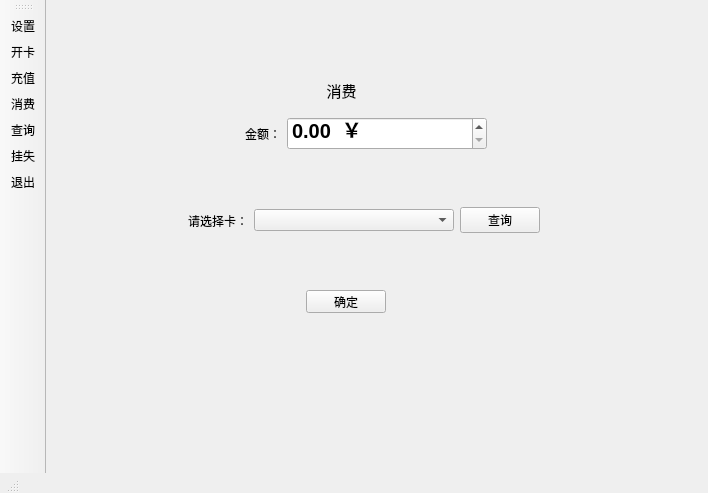
Qt form mainwindow.ui (typingbugs/CardManageSystem) before a commit.
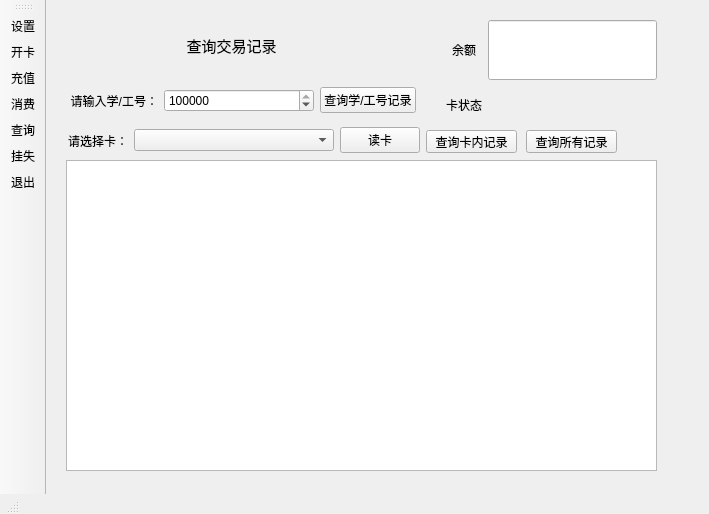
The same form after that commit.

Commit message: 完成查询功能的“使用学/工号查询”和“查询卡的所有记录”功能；还未完成卡内记录查询

Diff of the .ui file:
```diff
--- a/mainwindow.ui
+++ b/mainwindow.ui
@@ -6,8 +6,8 @@
    <rect>
     <x>0</x>
     <y>0</y>
-    <width>708</width>
-    <height>493</height>
+    <width>709</width>
+    <height>514</height>
    </rect>
   </property>
   <property name="windowTitle">
@@ -17,8 +17,8 @@
    <widget class="QStackedWidget" name="stackedWidget">
     <property name="geometry">
      <rect>
-      <x>-50</x>
-      <y>-40</y>
+      <x>-40</x>
+      <y>0</y>
       <width>701</width>
       <height>481</height>
      </rect>
@@ -27,7 +27,7 @@
      <bool>true</bool>
     </property>
     <property name="currentIndex">
-     <number>2</number>
+     <number>3</number>
     </property>
     <widget class="QWidget" name="quitAppPage">
      <widget class="QPushButton" name="confirmQuitButton">
@@ -416,6 +416,243 @@
       </property>
      </widget>
     </widget>
+    <widget class="QWidget" name="queryPage">
+     <widget class="QTableWidget" name="queryResultTable">
+      <property name="geometry">
+       <rect>
+        <x>60</x>
+        <y>160</y>
+        <width>591</width>
+        <height>311</height>
+       </rect>
+      </property>
+     </widget>
+     <widget class="QPushButton" name="cardRecordQueryButton">
+      <property name="geometry">
+       <rect>
+        <x>420</x>
+        <y>130</y>
+        <width>91</width>
+        <height>23</height>
+       </rect>
+      </property>
+      <property name="text">
+       <string>查询卡内记录</string>
+      </property>
+     </widget>
+     <widget class="QPushButton" name="userRecordQueryButton">
+      <property name="geometry">
+       <rect>
+        <x>520</x>
+        <y>130</y>
+        <width>91</width>
+        <height>23</height>
+       </rect>
+      </property>
+      <property name="text">
+       <string>查询所有记录</string>
+      </property>
+     </widget>
+     <widget class="QWidget" name="horizontalLayoutWidget_5">
+      <property name="geometry">
+       <rect>
+        <x>60</x>
+        <y>120</y>
+        <width>354</width>
+        <height>41</height>
+       </rect>
+      </property>
+      <layout class="QHBoxLayout" name="horizontalLayout_8">
+       <item>
+        <widget class="QLabel" name="label_12">
+         <property name="text">
+          <string>请选择卡：</string>
+         </property>
+         <property name="alignment">
+          <set>Qt::AlignmentFlag::AlignRight|Qt::AlignmentFlag::AlignTrailing|Qt::AlignmentFlag::AlignVCenter</set>
+         </property>
+        </widget>
+       </item>
+       <item>
+        <widget class="QComboBox" name="queryCardIdBox">
+         <property name="minimumSize">
+          <size>
+           <width>200</width>
+           <height>0</height>
+          </size>
+         </property>
+         <property name="maximumSize">
+          <size>
+           <width>200</width>
+           <height>16777215</height>
+          </size>
+         </property>
+        </widget>
+       </item>
+       <item>
+        <widget class="QPushButton" name="queryInventoryButton">
+         <property name="minimumSize">
+          <size>
+           <width>80</width>
+           <height>0</height>
+          </size>
+         </property>
+         <property name="maximumSize">
+          <size>
+           <width>80</width>
+           <height>16777215</height>
+          </size>
+         </property>
+         <property name="text">
+          <string>读卡</string>
+         </property>
+        </widget>
+       </item>
+      </layout>
+     </widget>
+     <widget class="QWidget" name="layoutWidget">
+      <property name="geometry">
+       <rect>
+        <x>60</x>
+        <y>80</y>
+        <width>350</width>
+        <height>41</height>
+       </rect>
+      </property>
+      <layout class="QHBoxLayout" name="horizontalLayout_9">
+       <item>
+        <widget class="QLabel" name="label_14">
+         <property name="text">
+          <string>请输入学/工号：</string>
+         </property>
+         <property name="alignment">
+          <set>Qt::AlignmentFlag::AlignRight|Qt::AlignmentFlag::AlignTrailing|Qt::AlignmentFlag::AlignVCenter</set>
+         </property>
+        </widget>
+       </item>
+       <item>
+        <widget class="QSpinBox" name="queryUserIdBox">
+         <property name="sizePolicy">
+          <sizepolicy hsizetype="Minimum" vsizetype="Fixed">
+           <horstretch>0</horstretch>
+           <verstretch>0</verstretch>
+          </sizepolicy>
+         </property>
+         <property name="minimumSize">
+          <size>
+           <width>150</width>
+           <height>0</height>
+          </size>
+         </property>
+         <property name="maximumSize">
+          <size>
+           <width>150</width>
+           <height>16777215</height>
+          </size>
+         </property>
+         <property name="minimum">
+          <number>1000</number>
+         </property>
+         <property name="maximum">
+          <number>99999999</number>
+         </property>
+         <property name="value">
+          <number>21281280</number>
+         </property>
+        </widget>
+       </item>
+       <item>
+        <widget class="QPushButton" name="userIdRecordQueryButton">
+         <property name="text">
+          <string>查询学/工号记录</string>
+         </property>
+        </widget>
+       </item>
+      </layout>
+     </widget>
+     <widget class="QWidget" name="gridLayoutWidget_2">
+      <property name="geometry">
+       <rect>
+        <x>440</x>
+        <y>20</y>
+        <width>211</width>
+        <height>104</height>
+       </rect>
+      </property>
+      <layout class="QGridLayout" name="gridLayout_3">
+       <item row="1" column="0">
+        <widget class="QLabel" name="label_15">
+         <property name="text">
+          <string>卡状态</string>
+         </property>
+        </widget>
+       </item>
+       <item row="0" column="0">
+        <widget class="QLabel" name="label_13">
+         <property name="text">
+          <string>余额</string>
+         </property>
+         <property name="alignment">
+          <set>Qt::AlignmentFlag::AlignCenter</set>
+         </property>
+        </widget>
+       </item>
+       <item row="1" column="1">
+        <widget class="QLabel" name="queryCardStatusLabel">
+         <property name="text">
+          <string/>
+         </property>
+         <property name="alignment">
+          <set>Qt::AlignmentFlag::AlignCenter</set>
+         </property>
+        </widget>
+       </item>
+       <item row="0" column="1">
+        <widget class="QLineEdit" name="queryBalanceShowEdit">
+         <property name="minimumSize">
+          <size>
+           <width>150</width>
+           <height>60</height>
+          </size>
+         </property>
+         <property name="font">
+          <font>
+           <pointsize>20</pointsize>
+           <bold>true</bold>
+          </font>
+         </property>
+         <property name="text">
+          <string/>
+         </property>
+         <property name="alignment">
+          <set>Qt::AlignmentFlag::AlignCenter</set>
+         </property>
+        </widget>
+       </item>
+      </layout>
+     </widget>
+     <widget class="QLabel" name="label_17">
+      <property name="geometry">
+       <rect>
+        <x>170</x>
+        <y>30</y>
+        <width>111</width>
+        <height>31</height>
+       </rect>
+      </property>
+      <property name="font">
+       <font>
+        <pointsize>11</pointsize>
+       </font>
+      </property>
+      <property name="text">
+       <string>查询交易记录</string>
+      </property>
+      <property name="alignment">
+       <set>Qt::AlignmentFlag::AlignCenter</set>
+      </property>
+     </widget>
+    </widget>
     <widget class="QWidget" name="newCardPage">
      <widget class="QWidget" name="gridLayoutWidget">
       <property name="geometry">
```
The commit also changes 6 other files.
